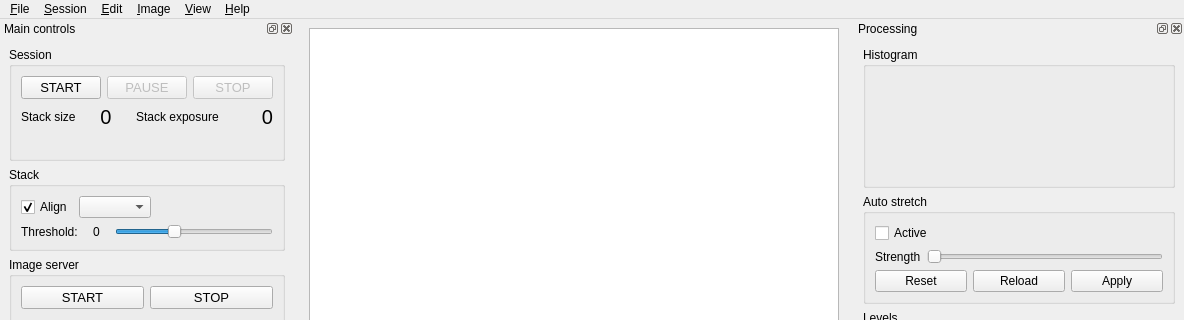
Above: src/als/ui/als_ui.ui from deufrai/als before the change; both pictures show x 0 to 1184 and y 0 to 320 of the 1184 by 888 pixel window. Below: the same form after it.
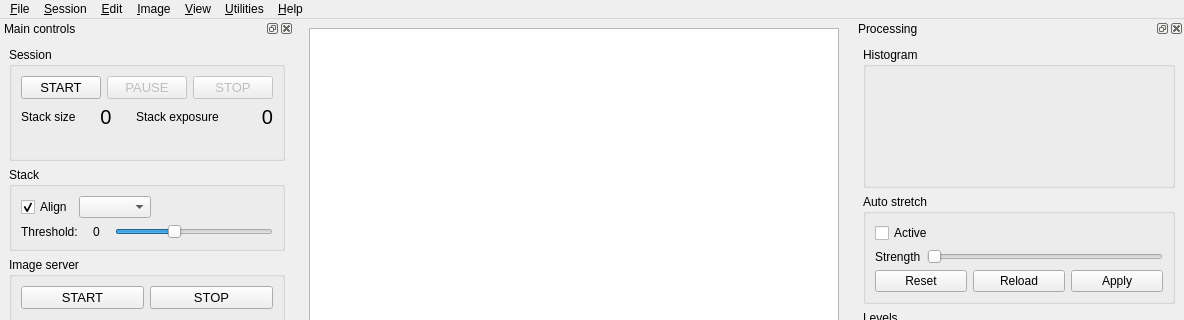
That is the form after the change. Custom widgets are drawn as their Qt base class.

The edit to the form file:
```diff
--- a/src/als/ui/als_ui.ui
+++ b/src/als/ui/als_ui.ui
@@ -87,11 +87,23 @@
     <addaction name="separator"/>
     <addaction name="action_adjust_image"/>
    </widget>
+   <widget class="QMenu" name="menu_Utilities">
+    <property name="enabled">
+     <bool>true</bool>
+    </property>
+    <property name="title">
+     <string>&amp;Utilities</string>
+    </property>
+    <addaction name="action_qrcode"/>
+    <addaction name="separator"/>
+    <addaction name="action_create_launcher"/>
+   </widget>
    <addaction name="menu_File"/>
    <addaction name="menuSession"/>
    <addaction name="menu_Edit"/>
    <addaction name="menu_Image"/>
    <addaction name="menuView"/>
+   <addaction name="menu_Utilities"/>
    <addaction name="menu_Help"/>
   </widget>
   <widget class="QDockWidget" name="session_dock">
```
Left out of the diff: 9 changed lines with no effect on the pictures.
